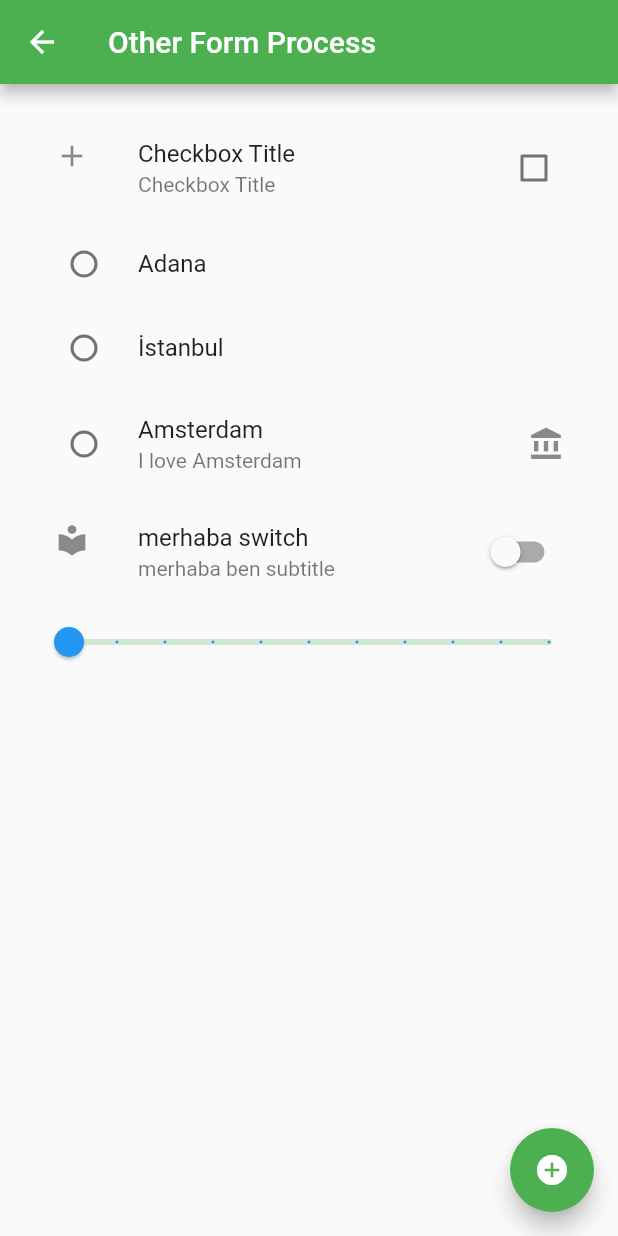
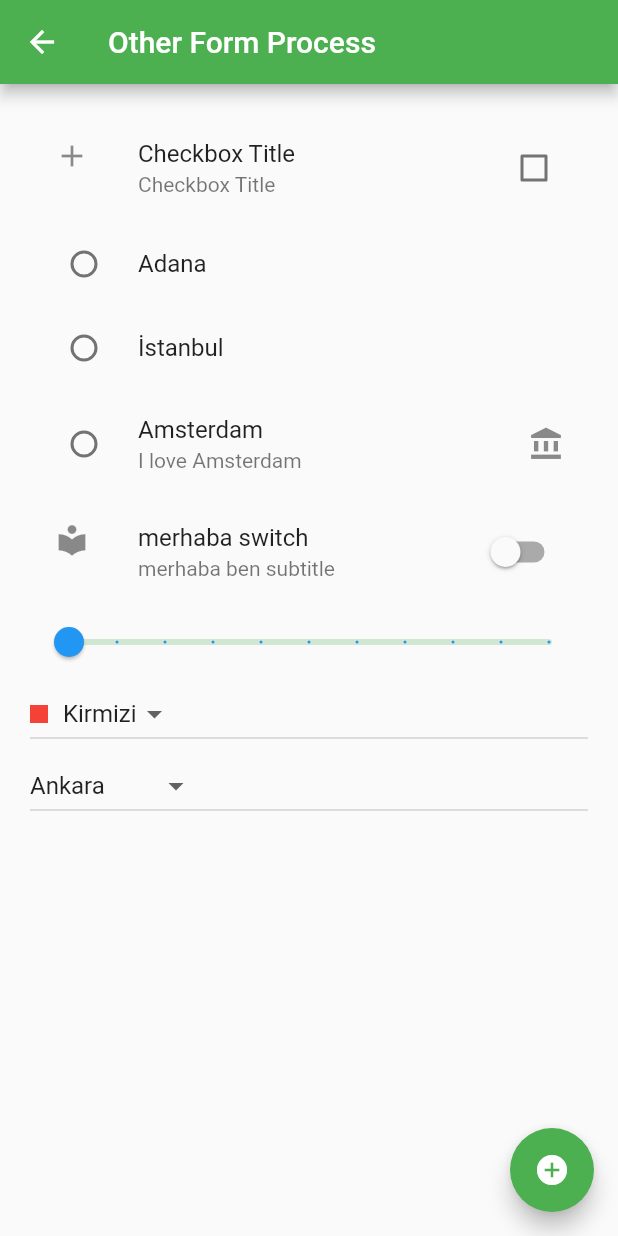
Before and after one commit to zzafergok/flutter-first-app, a Flutter app: the screen it shows after launch, on a phone screen of 412 x 824 dp. Run offline on Flutter 3.47's test engine with Material 2 defaults, Android fonts, the phone set to English and light mode, and no system bars; our stand-ins replace fluttertoast.

Commit message:
DropdownButton

```diff
--- a/first_app/lib/ui/other_form_process..dart
+++ b/first_app/lib/ui/other_form_process..dart
@@ -10,6 +10,9 @@ class _OtherFormProcessState extends State<OtherFormProcess> {
   String sehir = "";
   bool switchState = false;
   double sliderDeger = 10;
+  String secilenRenk = "Kirmizi";
+  String secilenSehir = "Ankara";
+  List<String> sehirler = ["Ankara", "İstanbul", "Amsterdam", "Amsterveen"];
 
   @override
   Widget build(BuildContext context) {
@@ -104,6 +107,74 @@ class _OtherFormProcessState extends State<OtherFormProcess> {
               activeColor: Colors.blue,
               //inactiveColor: Colors.orange,
             ),
+            DropdownButton(
+              items: [
+                DropdownMenuItem<String>(
+                  child: Row(
+                    children: [
+                      Container(
+                        width: 12,
+                        height: 12,
+                        color: Colors.red,
+                        margin: EdgeInsets.only(right: 10),
+                      ),
+                      Text("Kirmizi"),
+                      //Container(child: Icon(Icons.add), margin: EdgeInsets.only(left: 15),),
+                    ],
+                  ),
+                  value: ("Kirmizi"),
+                ),
+                DropdownMenuItem<String>(
+                  child: Row(
+                    children: [
+                      Container(
+                        width: 12,
+                        height: 12,
+                        color: Colors.green,
+                        margin: EdgeInsets.only(right: 10),
+                      ),
+                      Text("Yeşil"),
+                    ],
+                  ),
+                  value: ("Yeşil"),
+                ),
+                DropdownMenuItem<String>(
+                  child: Row(
+                    children: [
+                      Container(
+                        width: 12,
+                        height: 12,
+                        color: Colors.blue,
+                        margin: EdgeInsets.only(right: 10),
+                      ),
+                      Text("Mavi"),
+                    ],
+                  ),
+                  value: ("Mavi"),
+                ),
+              ],
+              onChanged: (String secilen) {
+                setState(() {
+                  secilenRenk = secilen;
+                });
+              },
+              hint: Text("Seçiniz"),
+              value: secilenRenk,
+            ),
+            DropdownButton(
+                items: sehirler.map((oankiSehir) {
+                  return DropdownMenuItem(
+                    child: Text(oankiSehir),
+                    value: oankiSehir,
+                  );
+                }).toList(),
+                onChanged: (s) {
+                  setState(() {
+                    secilenSehir = s;
+                  });
+                },
+              value: secilenSehir,
+            ),
           ],
         ),
       ),
```
Lines whose indentation alone changed are shown as unchanged.
